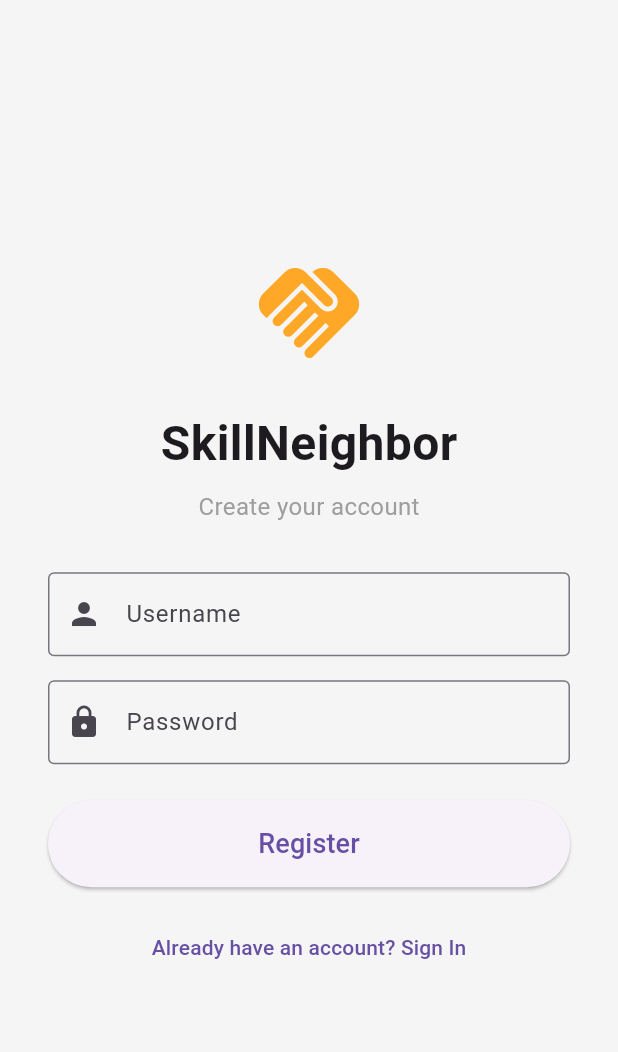
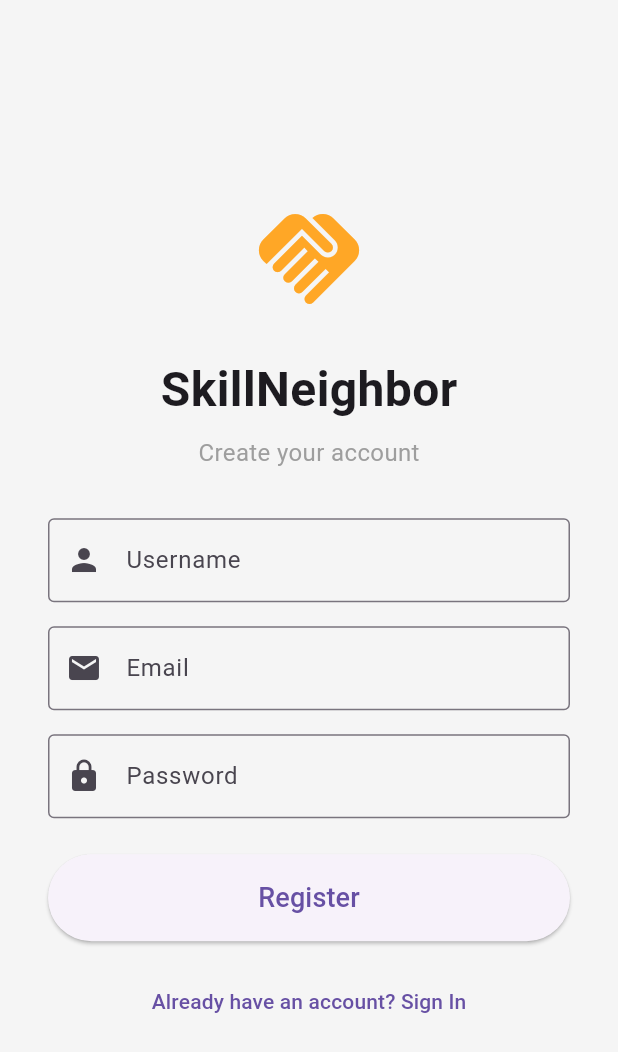
Before and after one commit to bansalshubham257/skill_neighbor, a Flutter app: the screen it shows after launch, after a tap on "New here? Create an account", on a phone screen of 412 x 824 dp. Shown: the top 1052 px of the screen. Run offline on Flutter 3.47's test engine with Material 3 defaults, Android fonts, the phone set to English and light mode, and no system bars; our stand-ins replace dio, geolocator, google_mobile_ads, hive, hive_flutter; accounts and stored records are empty; network calls fail.

Commit message:
Add share_email to Skill and allow phone/email sharing toggle

```diff
--- a/frontend/lib/screens/add_skill_screen.dart
+++ b/frontend/lib/screens/add_skill_screen.dart
@@ -26,6 +26,7 @@ class _AddSkillScreenState extends State<AddSkillScreen> {
   String _category = 'Tutoring';
   String _priceType = 'Negotiable';
   bool _sharePhone = true;
+  bool _shareEmail = true;
   bool _isSubmitting = false;
   bool get _isEditing => widget.existingSkill != null;
 
@@ -47,6 +48,7 @@ class _AddSkillScreenState extends State<AddSkillScreen> {
       _category = s['category'] ?? 'Tutoring';
       _priceType = s['price_type'] ?? 'Negotiable';
       _sharePhone = (s['share_phone'] ?? 1) == 1;
+      _shareEmail = (s['share_email'] ?? 1) == 1;
     }
   }
 
@@ -78,6 +80,7 @@ class _AddSkillScreenState extends State<AddSkillScreen> {
               : null,
           phoneNumber: _phoneCtl.text.trim(),
           sharePhone: _sharePhone ? 1 : 0,
+          shareEmail: _shareEmail ? 1 : 0,
         );
         if (mounted) {
           ScaffoldMessenger.of(context).showSnackBar(
@@ -95,6 +98,7 @@ class _AddSkillScreenState extends State<AddSkillScreen> {
               : null,
           phoneNumber: _phoneCtl.text.trim(),
           sharePhone: _sharePhone ? 1 : 0,
+          shareEmail: _shareEmail ? 1 : 0,
         );
         if (mounted) {
           ScaffoldMessenger.of(context).showSnackBar(
@@ -207,6 +211,11 @@ class _AddSkillScreenState extends State<AddSkillScreen> {
               value: _sharePhone,
               onChanged: (v) => setState(() => _sharePhone = v),
             ),
+            SwitchListTile(
+              title: const Text('Share Email Address on Acceptance'),
+              value: _shareEmail,
+              onChanged: (v) => setState(() => _shareEmail = v),
+            ),
             const SizedBox(height: 32),
             _isSubmitting
                 ? const Center(child: CircularProgressIndicator())
--- a/frontend/lib/screens/auth_screen.dart
+++ b/frontend/lib/screens/auth_screen.dart
@@ -13,6 +13,7 @@ class AuthScreen extends StatefulWidget {
 
 class _AuthScreenState extends State<AuthScreen> {
   final _usernameCtl = TextEditingController();
+  final _emailCtl = TextEditingController();
   final _passwordCtl = TextEditingController();
   bool _isLoading = false;
   bool _isRegister = false;
@@ -34,7 +35,7 @@ class _AuthScreenState extends State<AuthScreen> {
       final api = Provider.of<ApiService>(context, listen: false);
 
       if (_isRegister) {
-        await api.register(username, password);
+        await api.register(username, password, email: _emailCtl.text.trim());
       }
 
       final result = await api.login(username, password);
@@ -101,6 +102,18 @@ class _AuthScreenState extends State<AuthScreen> {
                   border: OutlineInputBorder(),
                 ),
               ),
+              if (_isRegister) ...[
+                const SizedBox(height: 16),
+                TextField(
+                  controller: _emailCtl,
+                  decoration: const InputDecoration(
+                    labelText: 'Email',
+                    prefixIcon: Icon(Icons.email),
+                    border: OutlineInputBorder(),
+                  ),
+                  keyboardType: TextInputType.emailAddress,
+                ),
+              ],
               const SizedBox(height: 16),
               TextField(
                 controller: _passwordCtl,
--- a/frontend/lib/services/api_service.dart
+++ b/frontend/lib/services/api_service.dart
@@ -41,6 +41,7 @@ class ApiService {
     double? hourlyRate,
     required String phoneNumber,
     required int sharePhone,
+    required int shareEmail,
   }) async {
     final uid = userId;
     if (uid == null) throw Exception("Not logged in");
@@ -54,6 +55,7 @@ class ApiService {
       'hourly_rate': hourlyRate,
       'phone_number': phoneNumber,
       'share_phone': sharePhone,
+      'share_email': shareEmail,
     });
     return response.data;
   }
@@ -113,6 +115,7 @@ class ApiService {
     double? hourlyRate,
     required String phoneNumber,
     required int sharePhone,
+    required int shareEmail,
   }) async {
     final uid = userId;
     if (uid == null) throw Exception("Not logged in");
@@ -127,6 +130,7 @@ class ApiService {
       'hourly_rate': hourlyRate,
       'phone_number': phoneNumber,
       'share_phone': sharePhone,
+      'share_email': shareEmail,
     });
     return response.data;
   }
```
Also changed, not shown: 2 other files.
